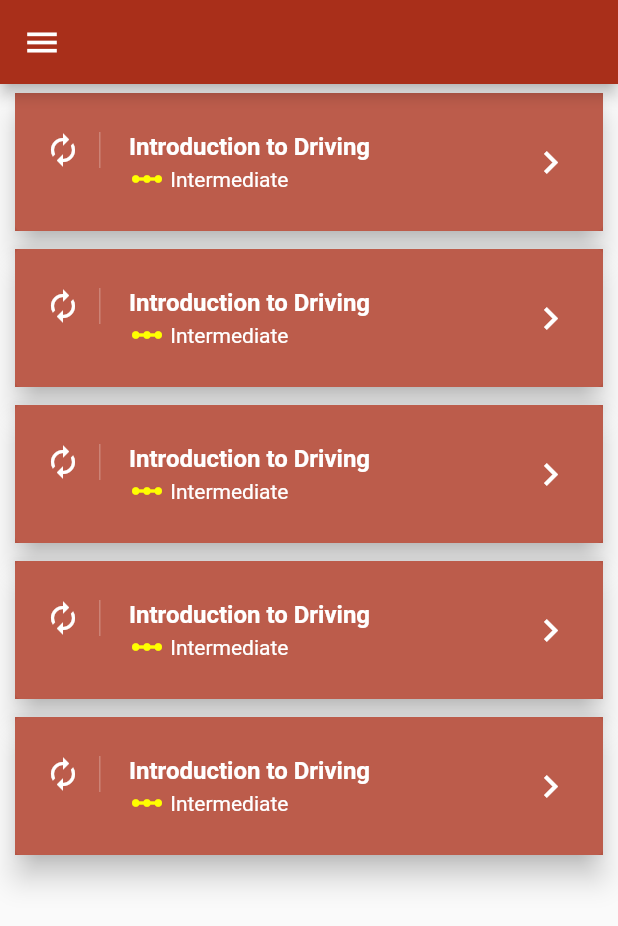
After one commit to afonsom1719/FEUP-Jobs, a Flutter app: the screen it shows after launch, in the side drawer, after a tap on "Current Applications", on a phone screen of 412 x 824 dp. The commit adds this screen. Shown: the top 926 px of the screen. Run offline on Flutter 3.47's test engine with Material 2 defaults, Android fonts, the phone set to English and light mode, and no system bars; our stand-ins replace intl_phone_number_input.

Commit message:
Layout for page to see all current applications

```diff
--- a/feup_jobs/lib/Components/NavigationBar.dart
+++ b/feup_jobs/lib/Components/NavigationBar.dart
@@ -1,6 +1,8 @@
 import 'package:flutter/material.dart';
 
 import '../home.dart';
+
+import 'package:feup_jobs/applicationsPage.dart';
 
 class CustomAppBar extends StatefulWidget implements PreferredSizeWidget {
   const CustomAppBar(
@@ -202,6 +204,16 @@ class _CustomDrawerState extends State<CustomDrawer> {
                 onTap: () {},
               ),
               ListTile(
+                  title: const Text('Current Applications'),
+                  onTap: () {
+                    Navigator.push(
+                      context,
+                      MaterialPageRoute(
+                          builder: (context) =>
+                              ListPage(title: "Applications")),
+                    );
+                  }),
+              ListTile(
                 title: const Text('Logout'),
                 onTap: () {
                   // Update the state of the app.
--- /dev/null
+++ b/feup_jobs/lib/applicationsPage.dart
@@ -0,0 +1,67 @@
+// ignore: file_names
+import 'package:feup_jobs/Components/NavigationBar.dart';
+import 'package:flutter/material.dart';
+
+class ListPage extends StatefulWidget {
+  ListPage({Key? key, required this.title}) : super(key: key);
+
+  final String title;
+
+  @override
+  _ListPageState createState() => _ListPageState();
+}
+
+class _ListPageState extends State<ListPage> {
+  @override
+  Widget build(BuildContext context) {
+    return Scaffold(
+      appBar: const CustomAppBar(),
+      body: makeBody,
+    );
+  }
+}
+
+final makeBody = Container(
+  child: ListView.builder(
+    scrollDirection: Axis.vertical,
+    shrinkWrap: true,
+    itemCount: 5,
+    itemBuilder: (BuildContext context, int index) {
+      return makeCard;
+    },
+  ),
+);
+
+final makeCard = Card(
+  elevation: 8.0,
+  margin: const EdgeInsets.symmetric(horizontal: 10.0, vertical: 6.0),
+  child: Container(
+    decoration: const BoxDecoration(color: Color.fromARGB(200, 169, 47, 26)),
+    child: makeListTile,
+  ),
+);
+
+final makeListTile = ListTile(
+    contentPadding:
+        const EdgeInsets.symmetric(horizontal: 20.0, vertical: 10.0),
+    leading: Container(
+      padding: const EdgeInsets.only(right: 12.0),
+      decoration: const BoxDecoration(
+          border: Border(right: BorderSide(width: 1.0, color: Colors.white24))),
+      child: const Icon(Icons.autorenew, color: Colors.white),
+    ),
+    title: const Text(
+      "Introduction to Driving",
+      style: TextStyle(color: Colors.white, fontWeight: FontWeight.bold),
+    ),
+    // subtitle: Text("Intermediate", style: TextStyle(color: Colors.white)),
+
+    subtitle: Row(
+      // ignore: prefer_const_literals_to_create_immutables
+      children: <Widget>[
+        const Icon(Icons.linear_scale, color: Colors.yellowAccent),
+        const Text(" Intermediate", style: TextStyle(color: Colors.white))
+      ],
+    ),
+    trailing: const Icon(Icons.keyboard_arrow_right,
+        color: Colors.white, size: 30.0));
```
Also changed, not shown: feup_jobs/lib/Apply_State_Page.dart (line endings or trailing spaces).
